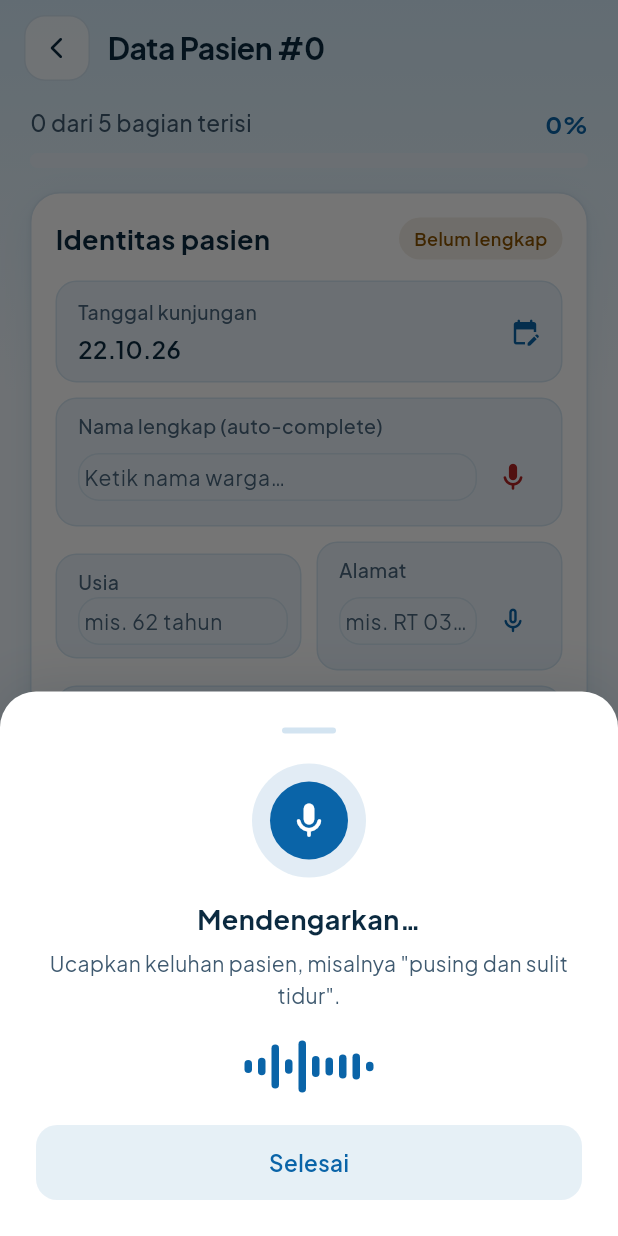
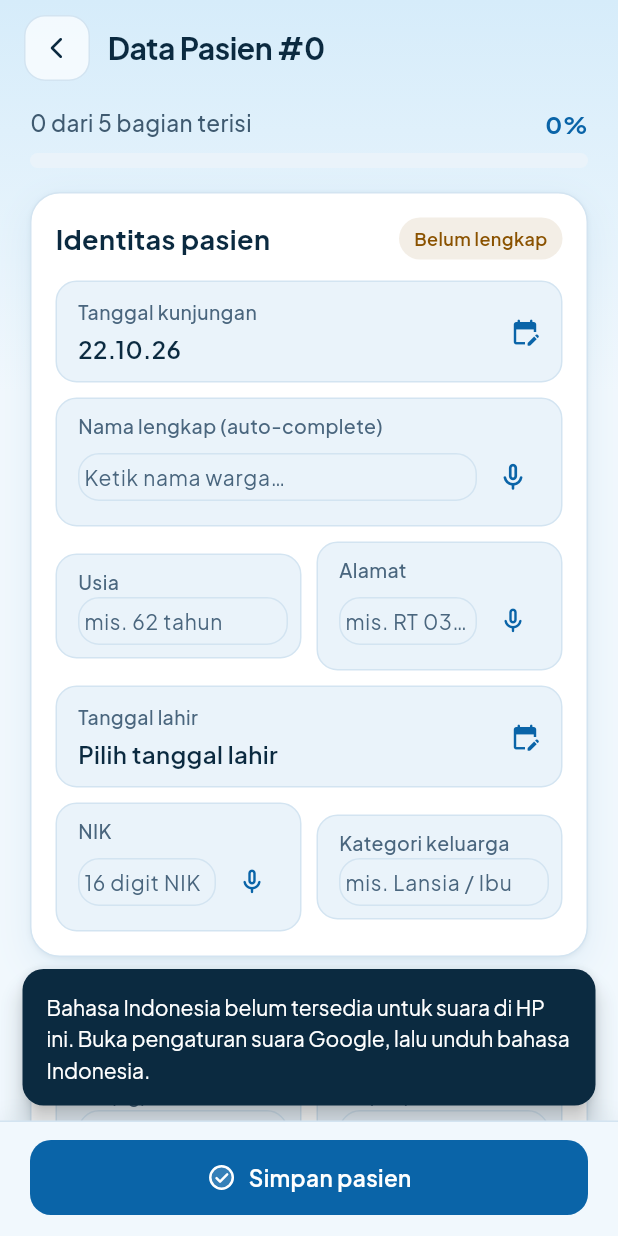
Before and after one commit to ESTAS-crypto/android-puskesmas, a Flutter app: the ResidentExamFormScreen screen opened directly with empty values, after a tap on the "mic none" icon, on a phone screen of 412 x 824 dp. Run offline on Flutter 3.47's test engine with Material 3 defaults, Android fonts, the phone set to English and light mode, and no system bars; our stand-ins replace flutter_svg, google_fonts, google_sign_in, image_picker, open_file, package_info_plus and 7 more; accounts and stored records are empty; project files that could hold a hidden picture were left out.

Commit message:
fix(voice): upgrade speech recognition with Indonesian locale picker, live partial typing, and text cleaner

```diff
--- a/lib/screens/resident_exam_form_screen.dart
+++ b/lib/screens/resident_exam_form_screen.dart
@@ -5,6 +5,7 @@ import 'package:intl/intl.dart';
 import 'package:permission_handler/permission_handler.dart';
 import '../models/resident_exam.dart';
 import '../services/speech_service.dart';
+import '../services/voice_text_cleaner.dart';
 import '../services/storage_service.dart';
 import '../theme/app_theme.dart';
 import '../widgets/ui/ui.dart';
@@ -57,7 +58,6 @@ class _ResidentExamFormScreenState extends State<ResidentExamFormScreen> {
   String? _fotoPath;
   bool _isListening = false;
   String? _activeField;
-  bool _speechAvailable = true;
   bool _locationPermissionDenied = false;
 
   // Quick suggestion chips
@@ -157,8 +157,7 @@ class _ResidentExamFormScreenState extends State<ResidentExamFormScreen> {
   }
 
   Future<void> _initSpeech() async {
-    final available = await _speechService.initialize();
-    if (mounted) setState(() => _speechAvailable = available);
+    await _speechService.initialize();
   }
 
   @override
@@ -236,160 +235,41 @@ class _ResidentExamFormScreenState extends State<ResidentExamFormScreen> {
   }
 
   // ── Voice Input Handling ──────────────────────────────────
-  Future<void> _toggleVoice(
-      String fieldName, TextEditingController ctrl) async {
-    if (!_speechAvailable) {
-      _showVoiceUnavailableDialog();
+  Future<void> _toggleVoice(String fieldName, TextEditingController ctrl,
+      {VoiceKind kind = VoiceKind.text}) async {
+    if (_isListening && _activeField == fieldName) {
+      await _speechService.stopListening();
+      if (mounted) setState(() { _isListening = false; _activeField = null; });
       return;
     }
-
-    if (_isListening && _activeField == fieldName) {
-      await _speechService.stopListening();
-      setState(() {
-        _isListening = false;
-        _activeField = null;
-      });
-      return;
+    if (_isListening) await _speechService.stopListening();
+
+    // Teks sebelum bicara; hasil suara ditulis langsung ke kolom (live) lalu dirapikan.
+    final base = ctrl.text.trim();
+    void put(String spoken) {
+      final cleaned = VoiceTextCleaner.clean(spoken, kind);
+      if (cleaned.isEmpty) return;
+      final merged = base.isEmpty
+          ? cleaned
+          : (kind == VoiceKind.digits ? '$base$cleaned' : '$base $cleaned');
+      ctrl.text = merged;
+      ctrl.selection = TextSelection.collapsed(offset: merged.length);
     }
 
-    if (_isListening) await _speechService.stopListening();
-    setState(() {
-      _isListening = true;
-      _activeField = fieldName;
-    });
-
-    _showListeningBottomSheet(fieldName, ctrl);
-
+    setState(() { _isListening = true; _activeField = fieldName; });
     await _speechService.startListening(
-      onResult: (text) {
+      onPartial: (p) { if (mounted) setState(() => put(p)); },
+      onResult: (t) { if (mounted) setState(() => put(t)); },
+      onError: (msg) {
         if (!mounted) return;
-        setState(() {
-          ctrl.text = ctrl.text.isEmpty ? text : '${ctrl.text} $text';
-          ctrl.selection =
-              TextSelection.fromPosition(TextPosition(offset: ctrl.text.length));
-        });
+        setState(() { _isListening = false; _activeField = null; });
+        ScaffoldMessenger.of(context)
+          ..hideCurrentSnackBar()
+          ..showSnackBar(SnackBar(content: Text(msg)));
       },
-      onError: (_) {
-        if (!mounted) return;
-        setState(() {
-          _isListening = false;
-          _activeField = null;
-        });
+      onDone: () {
+        if (mounted) setState(() { _isListening = false; _activeField = null; });
       },
-    );
-  }
-
-  void _showListeningBottomSheet(
-      String fieldName, TextEditingController ctrl) {
-    showModalBottomSheet<void>(
-      context: context,
-      backgroundColor: Colors.transparent,
-      isDismissible: true,
-      builder: (ctx) => StatefulBuilder(
-        builder: (ctx, setSheetState) => Container(
-          decoration: const BoxDecoration(
-            color: Colors.white,
-            borderRadius: BorderRadius.vertical(top: Radius.circular(24)),
-            boxShadow: [
-              BoxShadow(
-                color: Color.fromRGBO(11, 42, 64, 0.14),
-                blurRadius: 30,
-                offset: Offset(0, -4),
-              ),
-            ],
-          ),
-          padding: const EdgeInsets.all(24),
-          child: Column(
-            mainAxisSize: MainAxisSize.min,
-            children: [
-              Container(
-                width: 36,
-                height: 4,
-                decoration: BoxDecoration(
-                  color: AppTheme.divider,
-                  borderRadius: BorderRadius.circular(2),
-                ),
-              ),
-              const SizedBox(height: 20),
-              // Mic pulsing avatar
-              Container(
-                width: 76,
-                height: 76,
-                decoration: BoxDecoration(
-                  color: const Color(0xFF0A64A8).withValues(alpha: 0.12),
-                  shape: BoxShape.circle,
-                ),
-                child: Center(
-                  child: Container(
-                    width: 52,
-                    height: 52,
-                    decoration: const BoxDecoration(
-                      color: Color(0xFF0A64A8),
-                      shape: BoxShape.circle,
-                    ),
-                    child: const Icon(Icons.mic_rounded,
-                        color: Colors.white, size: 28),
-                  ),
-                ),
-              ),
-              const SizedBox(height: 14),
-              const Text(
-                'Mendengarkan…',
-                style: TextStyle(
-                  color: AppTheme.textPrimary,
-                  fontSize: 18,
-                  fontWeight: FontWeight.w700,
-                ),
-              ),
-              const SizedBox(height: 6),
-              const Text(
-                'Ucapkan keluhan pasien, misalnya "pusing dan sulit tidur".',
-                textAlign: TextAlign.center,
-                style: TextStyle(
-                  color: AppTheme.textSecondary,
-                  fontSize: 14,
-                ),
-              ),
-              const SizedBox(height: 14),
-              const RepaintBoundary(
-                child: SizedBox(
-                  height: 46,
-                  child: _VoiceSoundwaveBars(),
-                ),
-              ),
-              const SizedBox(height: 16),
-              AppButton(
-                label: 'Selesai',
-                kind: AppButtonKind.tonal,
-                onPressed: () {
-                  _speechService.stopListening();
-                  setState(() {
-                    _isListening = false;
-                    _activeField = null;
-                  });
-                  Navigator.pop(ctx);
-                },
-              ),
-            ],
-          ),
-        ),
-      ),
-    ).then((_) {
-      if (_isListening) {
-        _speechService.stopListening();
-        setState(() {
-          _isListening = false;
-          _activeField = null;
-        });
-      }
-    });
-  }
-
-  void _showVoiceUnavailableDialog() {
-    AppToast.show(
-      context,
-      'Input suara tidak tersedia di perangkat ini. Silakan ketik manual.',
-      kind: AppToastKind.warning,
     );
   }
 
@@ -836,7 +716,8 @@ class _ResidentExamFormScreenState extends State<ResidentExamFormScreen> {
               hint: 'Ketik nama warga…',
               required: true,
               suffixWidget: IconButton(
-                onPressed: () => _toggleVoice('nama', controller),
+                onPressed: () =>
+                    _toggleVoice('nama', controller, kind: VoiceKind.name),
                 icon: Icon(
                   isActive ? Icons.mic_rounded : Icons.mic_none_rounded,
                   color: isActive ? AppTheme.error : const Color(0xFF0A64A8),
@@ -917,9 +798,17 @@ class _ResidentExamFormScreenState extends State<ResidentExamFormScreen> {
                 controller: _alamatCtrl,
                 hint: 'mis. RT 03/RW 02',
                 suffixWidget: IconButton(
-                  onPressed: () => _toggleVoice('alamat', _alamatCtrl),
-                  icon: const Icon(Icons.mic_none_rounded,
-                      color: Color(0xFF0A64A8), size: 20),
+                  onPressed: () => _toggleVoice('alamat', _alamatCtrl,
+                      kind: VoiceKind.address),
+                  icon: Icon(
+                    _isListening && _activeField == 'alamat'
+                        ? Icons.mic_rounded
+                        : Icons.mic_none_rounded,
+                    color: _isListening && _activeField == 'alamat'
+                        ? AppTheme.error
+                        : const Color(0xFF0A64A8),
+                    size: 20,
+                  ),
                 ),
               ),
             ),
@@ -984,6 +873,19 @@ class _ResidentExamFormScreenState extends State<ResidentExamFormScreen> {
                 controller: _nikCtrl,
                 hint: '16 digit NIK',
                 keyboardType: TextInputType.number,
+                suffixWidget: IconButton(
+                  onPressed: () =>
+                      _toggleVoice('nik', _nikCtrl, kind: VoiceKind.digits),
+                  icon: Icon(
+                    _isListening && _activeField == 'nik'
+                        ? Icons.mic_rounded
+                        : Icons.mic_none_rounded,
+                    color: _isListening && _activeField == 'nik'
+                        ? AppTheme.error
+                        : const Color(0xFF0A64A8),
+                    size: 20,
+                  ),
+                ),
               ),
             ),
             const SizedBox(width: 10),
@@ -1831,64 +1733,3 @@ class _ResidentExamFormScreenState extends State<ResidentExamFormScreen> {
     );
   }
 }
-
-/// Soundwave visualizer animasi 10 batang sesuai Galat.dc.html.
-/// Diisolasi dalam RepaintBoundary untuk performa 60fps tanpa repaint parent sheet.
-class _VoiceSoundwaveBars extends StatefulWidget {
-  const _VoiceSoundwaveBars();
-
-  @override
-  State<_VoiceSoundwaveBars> createState() => _VoiceSoundwaveBarsState();
-}
-
-class _VoiceSoundwaveBarsState extends State<_VoiceSoundwaveBars>
-    with SingleTickerProviderStateMixin {
-  late final AnimationController _ctrl;
-  static const _baseHeights = [
-    10.0, 22.0, 34.0, 18.0, 40.0, 26.0, 14.0, 30.0, 20.0, 12.0
-  ];
-
-  @override
-  void initState() {
-    super.initState();
-    _ctrl = AnimationController(
-      vsync: this,
-      duration: const Duration(milliseconds: 900),
-    )..repeat(reverse: true);
-  }
-
-  @override
-  void dispose() {
-    _ctrl.dispose();
-    super.dispose();
-  }
-
-  @override
-  Widget build(BuildContext context) {
-    return AnimatedBuilder(
-      animation: _ctrl,
-      builder: (context, _) {
-        final t = _ctrl.value;
-        return Row(
-          mainAxisAlignment: MainAxisAlignment.center,
-          crossAxisAlignment: CrossAxisAlignment.center,
-          children: List.generate(_baseHeights.length, (idx) {
-            final base = _baseHeights[idx];
-            // Modulasi ketinggian bergantian secara harmonis
-            final factor = 0.4 + 0.6 * (idx.isEven ? t : (1.0 - t));
-            final h = (base * factor).clamp(6.0, 42.0);
-            return Container(
-              margin: const EdgeInsets.symmetric(horizontal: 2),
-              width: 5,
-              height: h,
-              decoration: BoxDecoration(
-                color: const Color(0xFF0A64A8),
-                borderRadius: BorderRadius.circular(3),
-              ),
-            );
-          }),
-        );
-      },
-    );
-  }
-}
--- a/lib/services/speech_service.dart
+++ b/lib/services/speech_service.dart
@@ -1,62 +1,169 @@
+import 'package:flutter/foundation.dart';
+import 'package:speech_to_text/speech_recognition_error.dart';
+import 'package:speech_to_text/speech_recognition_result.dart';
 import 'package:speech_to_text/speech_to_text.dart' as stt;
 
+/// Pengenalan suara bahasa Indonesia.
+///
+/// Perbedaan dari versi lama:
+///  1. Memilih locale Indonesia yang BENAR-BENAR ada di HP (id_ID / in_ID). Versi lama memaksa
+///     'id_ID'; bila tidak tersedia, mesin diam-diam memakai bahasa lain → hasil ngawur.
+///  2. Hasil sementara (partial) ditampilkan langsung, jadi pengguna melihat apa yang terdengar.
+///  3. Jika perekaman berhenti tanpa hasil akhir, kata terakhir yang terdengar tetap dipakai.
+///  4. Galat TIDAK lagi ditelan: dikirim sebagai pesan bahasa sederhana.
+///  5. pauseFor/listenFor diatur eksplisit (Android biasanya memotong ±10 dtk bila hening).
 class SpeechService {
   final stt.SpeechToText _speech = stt.SpeechToText();
-  bool _isInitialized = false;
-  bool _isListening = false;
 
-  bool get isListening => _isListening;
+  /// Tingkat suara 0..1 (perkiraan) untuk animasi gelombang di UI.
+  final ValueNotifier<double> level = ValueNotifier<double>(0);
+
+  bool _ready = false;
+  String? _localeId;
+  String _last = '';
+  bool _delivered = false;
+
+  void Function(String text)? _onResult;
+  void Function(String message)? _onError;
+  void Function()? _onDone;
+
+  bool get isListening => _speech.isListening;
+  String? get localeId => _localeId;
 
   Future<bool> initialize() async {
-    if (_isInitialized) return true;
-    _isInitialized = await _speech.initialize(
-      onError: (error) {
-        _isListening = false;
-      },
-      onStatus: (status) {
-        if (status == 'done' || status == 'notListening') {
-          _isListening = false;
-        }
-      },
+    if (_ready) return true;
+    _ready = await _speech.initialize(
+      onError: _handleError,
+      onStatus: _handleStatus,
     );
-    return _isInitialized;
+    if (_ready) {
+      final locales = await _speech.locales();
+      _localeId = _pickIndonesian(locales);
+      debugPrint('[Speech] locale terpilih: $_localeId '
+          '(tersedia ${locales.length}, sistem: ${(await _speech.systemLocale())?.localeId})');
+    }
+    return _ready;
+  }
+
+  static String? _pickIndonesian(List<stt.LocaleName> locales) {
+    for (final pref in const ['id_id', 'in_id', 'id-id', 'in-id']) {
+      for (final l in locales) {
+        if (l.localeId.toLowerCase() == pref) return l.localeId;
+      }
+    }
+    final re = RegExp(r'^(id|in)[_-]', caseSensitive: false);
+    for (final l in locales) {
+      if (re.hasMatch(l.localeId)) return l.localeId;
+    }
+    return null;
   }
 
   Future<void> startListening({
-    required Function(String text) onResult,
-    required Function(String error) onError,
+    required void Function(String text) onResult,
+    required void Function(String message) onError,
+    void Function(String partial)? onPartial,
+    void Function()? onDone,
   }) async {
-    if (!_isInitialized) {
-      final available = await initialize();
-      if (!available) {
-        onError('Speech recognition tidak tersedia di perangkat ini');
-        return;
-      }
+    if (!await initialize()) {
+      onError('Pengenalan suara tidak tersedia di HP ini. Pastikan aplikasi Google '
+          'terpasang dan izin mikrofon aktif.');
+      return;
+    }
+    if (_localeId == null) {
+      onError(friendly('error_language_unavailable'));
+      return;
     }
 
-    _isListening = true;
+    _onResult = onResult;
+    _onError = onError;
+    _onDone = onDone;
+    _last = '';
+    _delivered = false;
+
     await _speech.listen(
-      onResult: (result) {
-        if (result.finalResult) {
-          onResult(result.recognizedWords);
-          _isListening = false;
+      onResult: (SpeechRecognitionResult r) {
+        _last = r.recognizedWords;
+        if (r.finalResult) {
+          _deliver();
+        } else {
+          onPartial?.call(r.recognizedWords);
         }
       },
-      localeId: 'id_ID',
+      localeId: _localeId,
+      listenFor: const Duration(seconds: 30),
+      pauseFor: const Duration(seconds: 4),
+      onSoundLevelChange: (l) => level.value = ((l + 2) / 12).clamp(0.0, 1.0).toDouble(),
       listenOptions: stt.SpeechListenOptions(
         listenMode: stt.ListenMode.dictation,
-        cancelOnError: true,
+        partialResults: true,
+        cancelOnError: false,
+        onDevice: false,
       ),
     );
   }
 
+  void _deliver() {
+    if (_delivered) return;
+    final words = _last.trim();
+    if (words.isEmpty) return;
+    _delivered = true;
+    _onResult?.call(words);
+  }
+
+  void _handleStatus(String status) {
+    if (status == 'done' || status == 'notListening') {
+      level.value = 0;
+      _deliver();
+      _onDone?.call();
+    }
+  }
+
+  void _handleError(SpeechRecognitionError e) {
+    debugPrint('[Speech] error: ${e.errorMsg} permanent=${e.permanent}');
+    level.value = 0;
+    if (_last.trim().isNotEmpty) {
+      _deliver();
+    } else if (!_delivered) {
+      _delivered = true;
+      _onError?.call(friendly(e.errorMsg));
+    }
+    _onDone?.call();
+  }
+
   Future<void> stopListening() async {
-    _isListening = false;
     await _speech.stop();
+    _deliver();
   }
 
   void dispose() {
-    _speech.stop();
     _speech.cancel();
+    level.dispose();
+  }
+
+  /// Pesan galat dalam bahasa sederhana (tanpa kode teknis).
+  static String friendly(String code) {
+    final c = code.toLowerCase();
+    if (c.contains('no_match')) {
+      return 'Suara belum terbaca. Coba ulangi, dekatkan HP ke mulut, bicara pelan dan jelas.';
+    }
+    if (c.contains('speech_timeout')) {
+      return 'Tidak ada suara terdengar. Ketuk mikrofon, lalu langsung bicara.';
+    }
+    if (c.contains('network')) {
+      return 'Pengenalan suara butuh internet. Atau unduh bahasa Indonesia di pengaturan suara Google agar bisa tanpa sinyal.';
+    }
+    if (c.contains('permission')) {
+      return 'Izin mikrofon belum diberikan. Aktifkan di Pengaturan › Aplikasi › Izin.';
+    }
+    if (c.contains('language')) {
+      return 'Bahasa Indonesia belum tersedia untuk suara di HP ini. Buka pengaturan suara Google, lalu unduh bahasa Indonesia.';
+    }
+    if (c.contains('busy')) {
+      return 'Mikrofon sedang dipakai. Tunggu sebentar lalu coba lagi.';
+    }
+    if (c.contains('audio')) {
+      return 'Mikrofon bermasalah. Tutup aplikasi lain yang memakai mikrofon.';
+    }
+    return 'Suara belum bisa diproses. Silakan ketik manual.';
   }
 }
```
Also changed, not shown: lib/services/voice_text_cleaner.dart (added, +170 -0 lines), 1 other file.
